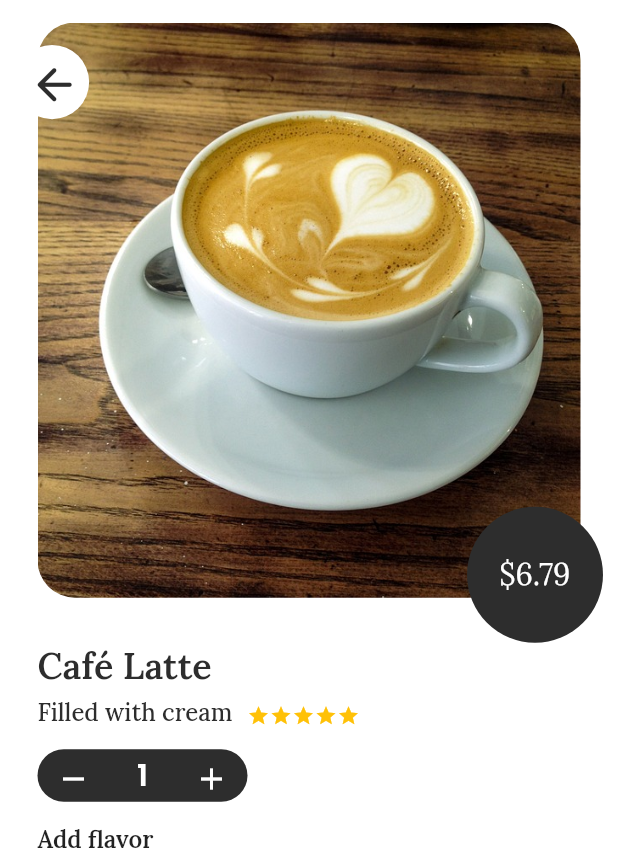
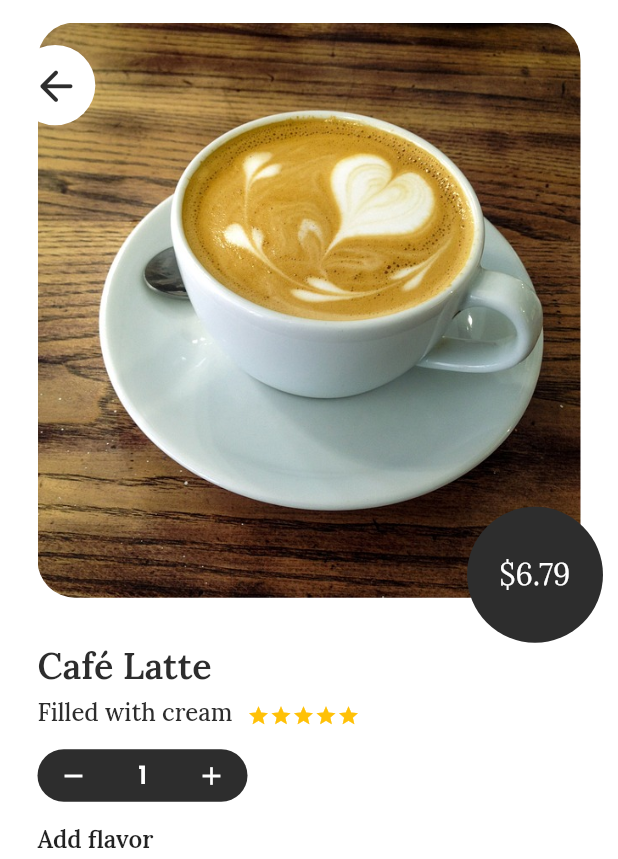
Before and after one commit to AngelJara7/coffee_app, a Flutter app: the screen it shows after launch, after a tap on "Café Latte", on a phone screen of 412 x 824 dp. Shown: the top 859 px of the screen. Run offline on Flutter 3.47's test engine with Material 2 defaults, Android fonts, the phone set to English and light mode, and no system bars; our stand-ins replace google_fonts.

Commit message:
corrigiendo errores de lectura de código

```diff
--- a/lib/pages/product_details_page.dart
+++ b/lib/pages/product_details_page.dart
@@ -1,7 +1,6 @@
 import 'package:coffee_app/widgets/widgets.dart';
 import 'package:flutter/material.dart';
 import 'package:google_fonts/google_fonts.dart';
-
 import '../models/product.dart';
 
 class ProductDetailsPage extends StatelessWidget {
@@ -13,17 +12,17 @@ class ProductDetailsPage extends StatelessWidget {
 
     final Product product = ModalRoute.of(context)!.settings.arguments as Product;
 
-    var text = Text('\$${product.price}', style: GoogleFonts.lora(fontSize: 20, color: Colors.white),);
-
     return Scaffold(
       backgroundColor: Colors.white,
       body: ListView(
+        scrollDirection: Axis.vertical,
         children: [
-          _ProductImageDetails(context, text, product.img),
+          _ProductImageDetails(price: product.price, image: product.img),
 
           Container(
             padding: const EdgeInsets.symmetric(horizontal: 25),
             child: Column(
+              mainAxisSize: MainAxisSize.min,
               crossAxisAlignment: CrossAxisAlignment.start,
               children: [
 
@@ -35,28 +34,38 @@ class ProductDetailsPage extends StatelessWidget {
 
                 const SizedBox(height: 15,),
 
-                const AmountButton(height: 35, width: 140, fontSize: 20,),
+                const AmountButton(height: 35, width: 140, fontSize: 16,),
 
                 const SizedBox(height: 15,),
 
-                const _OptionsProduct(text: 'Add flavor', flavors: ['Vanilla', 'Caramel', 'Coconut'],),
+                const _OptionsFlavors(text: 'Add flavor', flavors: ['Vanilla', 'Caramel', 'Coconut'],),
 
                 const SizedBox(height: 15,),
 
-                const _OptionsProduct(text: 'Pick Milk', flavors: ['Almond Milk', 'Soy Milk', 'Oat Milk'],),
+                const _OptionsFlavors(text: 'Pick Milk', flavors: ['Almond Milk', 'Soy Milk', 'Oat Milk'],),
 
                 const SizedBox(height: 20,),
+
                 const ConfirmButton(text: 'Add to Cart', height: 50,)
               ],
             ),
-          )
+          ),
         ],
       ),
     );
+
   }
+}
 
-  Stack _ProductImageDetails(BuildContext context, Widget text, String image) {
+class _ProductImageDetails extends StatelessWidget {
 
+  const _ProductImageDetails({required this.price, required this.image});
+
+  final double price;
+  final String image;
+
+  @override
+  Widget build(BuildContext context) {
     return Stack(
       children: [
         Container(
@@ -72,7 +81,7 @@ class ProductDetailsPage extends StatelessWidget {
         Positioned(
           bottom: 0,
           right: 10,
-          child: PriceProduct(diameter: 0.22, widget: text,)
+          child: PriceProduct(diameter: 0.22, price: price, size: 20)
         ),
 
         Positioned(
@@ -85,33 +94,8 @@ class ProductDetailsPage extends StatelessWidget {
   }
 }
 
-class _OptionsProduct extends StatelessWidget {
-  const _OptionsProduct({required this.text, required this.flavors});
+class _ProductScore extends StatelessWidget {
 
-  final String text;
-  final List<String> flavors;
-
-  @override
-  Widget build(BuildContext context) {
-
-    return Column(
-      crossAxisAlignment: CrossAxisAlignment.start,
-      children: [
-        Text(text, style: GoogleFonts.lora(fontSize: 16, fontWeight: FontWeight.w600),),
-        const SizedBox(height: 5,),
-
-        Wrap(
-          runSpacing: 7,
-          children: [
-            for(var flavor in flavors) OptionsProductSelect(text: flavor)
-          ],
-        ),
-      ],
-    );
-  }
-}
-
-class _ProductScore extends StatelessWidget {
   const _ProductScore();
 
   @override
@@ -131,14 +115,41 @@ class _ProductScore extends StatelessWidget {
   }
 }
 
+class _OptionsFlavors extends StatelessWidget {
+
+  const _OptionsFlavors({required this.text, required this.flavors});
+
+  final String text;
+  final List<String> flavors;
+
+  @override
+  Widget build(BuildContext context) {
+
+    return Column(
+      crossAxisAlignment: CrossAxisAlignment.start,
+      children: [
+        Text(text, style: GoogleFonts.lora(fontSize: 16, fontWeight: FontWeight.w600),),
+        const SizedBox(height: 5,),
+
+        Wrap(
+          runSpacing: 7,
+          children: [
+            for(var flavor in flavors) FlavorOptions(text: flavor)
+          ],
+        ),
+      ],
+    );
+  }
+}
+
 class _Container extends StatelessWidget {
 
   @override
   Widget build(BuildContext context) {
     return Container(
       alignment: Alignment.center,
-      height: MediaQuery.of(context).size.width * 0.12,
-      width: MediaQuery.of(context).size.width * 0.12,
+      height: MediaQuery.of(context).size.width * 0.13,
+      width: MediaQuery.of(context).size.width * 0.13,
       decoration: BoxDecoration(
         borderRadius: BorderRadius.circular(100),
         color: const Color.fromARGB(255, 255, 255, 255)
@@ -147,7 +158,7 @@ class _Container extends StatelessWidget {
         onPressed: (){
           Navigator.pop(context);
         },
-        icon: const Icon(Icons.arrow_back_rounded, color: Color.fromRGBO(45, 45, 45, 1), size: 35,))
+        icon: const Icon(Icons.arrow_back_rounded, color: Color.fromRGBO(45, 45, 45, 1), size: 33,))
     );
   }
 }
--- a/lib/pages/products_list_page.dart
+++ b/lib/pages/products_list_page.dart
@@ -15,20 +15,17 @@ class ProductsListPage extends StatelessWidget {
 
     return Scaffold(
       backgroundColor: Colors.white,
+
       appBar: AppBar(
+        elevation: 0,
+        backgroundColor: Colors.white,
+
         leading: IconButton(
           icon: const Icon(Icons.menu_rounded, color: Colors.black, size: 28,),
           onPressed: () {},
         ),
 
-        title: HeaderPage(
-          titlePage: 'Coffee Selection',
-          textLogo: 'NEURO ',
-          textpage: 'COFFEE HOUSE ',
-          icon: Icons.coffee_sharp,
-        ),
-        backgroundColor: Colors.white,
-        elevation: 0,
+        title: HeaderPage(titlePage: 'Coffee Selection', textLogo: 'NEURO ', textpage: 'COFFEE HOUSE ', icon: Icons.coffee_sharp,),
 
         actions: [
           IconButton(
@@ -37,9 +34,9 @@ class ProductsListPage extends StatelessWidget {
           ),
         ],
       ),
+
       body: Stack(
         alignment: Alignment.bottomCenter,
-
         children: [
           ListView.builder(
             scrollDirection: Axis.vertical,
@@ -50,18 +47,11 @@ class ProductsListPage extends StatelessWidget {
 
               return Column(
                 children: [
-
                   GestureDetector(
                     onTap: () {
                       Navigator.pushNamed(context, 'product_details_page', arguments: product);
                     },
-                    child: _Product(
-                      image: product.img,
-                      productName: product.name,
-                      productDescription: product.description,
-                      value: product.value,
-                      price: product.price
-                    ),
+                    child: CardProduct(product: product)
                   ),
                   const SizedBox(height: 20,)
                 ],
@@ -80,7 +70,21 @@ class _BottomSearchBar extends StatelessWidget {
 
   @override
   Widget build(BuildContext context) {
-    const boxDecoration = BoxDecoration(
+
+    return Container(
+      padding: const EdgeInsets.symmetric(horizontal: 20),
+      height: MediaQuery.of(context).size.height * 0.1,
+      width: double.infinity,
+      decoration: _boxDecoration(),
+
+      child: TextField(
+        style: GoogleFonts.poppins(fontSize: 13, color: const Color.fromRGBO(128, 128, 128, 1)),
+        decoration: _inputDecoration(),
+      ),
+    );
+  }
+
+  BoxDecoration _boxDecoration() => const BoxDecoration(
     color: Colors.white,
     gradient: LinearGradient(
       begin: Alignment.topCenter,
@@ -92,7 +96,8 @@ class _BottomSearchBar extends StatelessWidget {
       ]
     )
   );
-    const inputDecoration = InputDecoration(
+
+  InputDecoration _inputDecoration() => const InputDecoration(
     contentPadding: EdgeInsets.symmetric(horizontal: 20),
     border: OutlineInputBorder(
       borderRadius: BorderRadius.all(Radius.circular(30)),
@@ -109,67 +114,4 @@ class _BottomSearchBar extends StatelessWidget {
     ),
     suffixIcon: Icon(Icons.search, color: Color.fromRGBO(128, 128, 128, 1),)
   );
-
-    return Container(
-      padding: const EdgeInsets.symmetric(horizontal: 20),
-      height: MediaQuery.of(context).size.height * 0.1,
-      width: double.infinity,
-      decoration: boxDecoration,
-
-      child: TextField(
-        style: GoogleFonts.poppins(fontSize: 13, color: const Color.fromRGBO(128, 128, 128, 1)),
-        decoration: inputDecoration,
-      ),
-    );
 }
-}
-
-class _Product extends StatelessWidget {
-
-  final String image;
-  final String productName;
-  final String productDescription;
-  final int value;
-  final double price;
-
-  const _Product({
-    required this.image, required this.productName, required this.productDescription, required this.value, required this.price});
-
-  @override
-  Widget build(BuildContext context) {
-
-    final height =  MediaQuery.of(context).size.height;
-    final Widget widget = Text('\$$price', style: GoogleFonts.lora(fontSize: 12, fontWeight: FontWeight.w300, color: Colors.white),);
-
-    return Stack(
-      alignment: value == 1 ? Alignment.bottomRight : Alignment.bottomLeft,
-      children: [
-        Container(
-          alignment: Alignment.topRight,
-          height: height * 0.24,
-          child: value == 1 ? Row(
-            children: [
-              Product1(image: image),
-              DescriptionProduct1(
-                productName: productName,
-                productDescription: productDescription,
-                value: value,
-              )
-            ],
-          )
-          : Row(
-            children: [
-              DescriptionProduct1(
-                productName: productName,
-                productDescription: productDescription,
-                value: value,
-              ),
-              Product1(image: image),
-            ],
-          ),
-        ),
-        PriceProduct(diameter: 0.13, widget: widget,),
-      ]
-    );
-  }
-}
--- a/lib/widgets/amount_button.dart
+++ b/lib/widgets/amount_button.dart
@@ -21,14 +21,14 @@ class AmountButton extends StatelessWidget {
         children: [
           IconButton(
             onPressed: (){},
-            icon: const Icon(Icons.remove, color: Colors.white,)
+            icon: const Icon(Icons.remove, color: Colors.white, size: 20,)
           ),
 
           Text('1', style: GoogleFonts.poppins(fontSize: fontSize, fontWeight: FontWeight.w600, color: Colors.white),),
 
           IconButton(
             onPressed: (){},
-            icon: const Icon(Icons.add, color: Colors.white,)
+            icon: const Icon(Icons.add, color: Colors.white, size: 20,)
           )
         ],
       ),
--- /dev/null
+++ b/lib/widgets/card_product.dart
@@ -0,0 +1,65 @@
+import 'package:coffee_app/models/product.dart';
+import 'package:coffee_app/widgets/widgets.dart';
+import 'package:flutter/material.dart';
+
+class CardProduct extends StatelessWidget {
+
+  const CardProduct({super.key, required this.product});
+
+  final Product product;
+
+  @override
+  Widget build(BuildContext context) {
+    return Stack(
+      alignment: product.value == 1 ? Alignment.bottomRight : Alignment.bottomLeft,
+      children: [
+        SizedBox(
+          height: MediaQuery.of(context).size.height * 0.24,
+          child: product.value == 1
+          ? Row(
+            children: [
+              _CardProduct(image: product.img),
+
+              DescriptionProduct(product: product),
+            ],
+          )
+          : Row(
+            children: [
+              DescriptionProduct(product: product),
+
+              _CardProduct(image: product.img),
+            ],
+          ),
+        ),
+        PriceProduct(diameter: 0.13, price: product.price, size: 12,),
+      ],
+    );
+    // ClipRRect(
+    //   borderRadius: const BorderRadius.all(Radius.circular(20)),
+    //   child: SizedBox(
+    //     height: 220,
+    //     width: 170,
+    //     child: Image.asset(image, fit: BoxFit.fill,)
+    //   ),
+    // );
+  }
+}
+
+class _CardProduct extends StatelessWidget {
+
+  const _CardProduct({required this.image,});
+
+  final String image;
+
+  @override
+  Widget build(BuildContext context) {
+    return ClipRRect(
+      borderRadius: const BorderRadius.all(Radius.circular(20)),
+      child: SizedBox(
+        height: 220,
+        width: 170,
+        child: Image.asset(image, fit: BoxFit.fill,)
+      ),
+    );
+  }
+}
--- a/lib/widgets/confirm_button.dart
+++ b/lib/widgets/confirm_button.dart
@@ -18,7 +18,7 @@ class ConfirmButton extends StatelessWidget {
         borderRadius: BorderRadius.circular(15),
         color: const Color.fromRGBO(45, 45, 45, 1),
       ),
-      child: Text(text, style: GoogleFonts.poppins(fontSize: 16, color: Colors.white),),
+      child: Text(text, style: GoogleFonts.poppins(fontSize: 16, color: Colors.white,), textAlign: TextAlign.center,),
     );
   }
 }
--- /dev/null
+++ b/lib/widgets/description_product.dart
@@ -0,0 +1,63 @@
+import 'package:flutter/material.dart';
+import 'package:google_fonts/google_fonts.dart';
+
+import '../models/product.dart';
+
+class DescriptionProduct extends StatelessWidget {
+
+  const DescriptionProduct({super.key, required this.product,});
+
+  final Product product;
+
+  @override
+  Widget build(BuildContext context) {
+
+    return Container(
+      height: 150,
+      width: 180,
+      padding: const EdgeInsets.only(left: 20, right: 20),
+      decoration: product.value == 1
+      ? _boxDecoration1()
+      : _boxDecoration2(),
+
+      child: Column(
+        mainAxisAlignment: MainAxisAlignment.center,
+        crossAxisAlignment: CrossAxisAlignment.start,
+        children: [
+
+          Text(product.name, style: GoogleFonts.lora(fontSize: 18, fontWeight: FontWeight.w500,), selectionColor: const Color.fromRGBO(45, 45, 45, 1),),
+
+          const SizedBox(height: 10,),
+
+          Text(product.description, style: GoogleFonts.poppins(fontSize: 12, fontWeight: FontWeight.w400,), selectionColor: const Color.fromRGBO(45, 45, 45, 0),)
+        ],
+      )
+    );
+  }
+
+  BoxDecoration _boxDecoration1() => BoxDecoration(
+    borderRadius: const BorderRadius.horizontal(right: Radius.circular(20)),
+    boxShadow: [
+      BoxShadow(
+        color: Colors.grey.withOpacity(0.3),
+        spreadRadius: 2,
+        blurRadius: 7,
+        offset: const Offset(3, 6)
+      ),
+    ],
+    color: Colors.white
+  );
+
+  BoxDecoration _boxDecoration2() => BoxDecoration(
+    borderRadius: const BorderRadius.horizontal(left: Radius.circular(20)),
+    boxShadow: [
+      BoxShadow(
+        color: Colors.grey.withOpacity(0.3),
+        spreadRadius: 2,
+        blurRadius: 7,
+        offset: const Offset(-3, 6)
+      ),
+    ],
+    color: Colors.white
+  );
+}
--- a/lib/widgets/description_product1.dart
+++ /dev/null
@@ -1,63 +0,0 @@
-import 'package:flutter/material.dart';
-import 'package:google_fonts/google_fonts.dart';
-
-class DescriptionProduct1 extends StatelessWidget {
-
-  final String productName;
-  final String productDescription;
-  final int value;
-
-  const DescriptionProduct1({super.key, required this.productName, required this.productDescription, required this.value,});
-
-  @override
-  Widget build(BuildContext context) {
-
-    var boxDecoration1 = BoxDecoration(
-      borderRadius: const BorderRadius.horizontal(right: Radius.circular(20)),
-      boxShadow: [
-        BoxShadow(
-          color: Colors.grey.withOpacity(0.3),
-          spreadRadius: 2,
-          blurRadius: 7,
-          offset: const Offset(3, 6)
-        ),
-      ],
-      color: Colors.white
-    );
-
-    var boxDecoration2 = BoxDecoration(
-      borderRadius: const BorderRadius.horizontal(left: Radius.circular(20)),
-      boxShadow: [
-        BoxShadow(
-          color: Colors.grey.withOpacity(0.3),
-          spreadRadius: 2,
-          blurRadius: 7,
-          offset: const Offset(-2, 7)
-        ),
-      ],
-      color: Colors.white
-    );
-
-    return Container(
-      height: 150,
-      width: 180,
-      padding: const EdgeInsets.only(left: 20, right: 20),
-      decoration: value == 1
-      ? boxDecoration1
-      : boxDecoration2,
-
-      child: Column(
-        mainAxisAlignment: MainAxisAlignment.center,
-        crossAxisAlignment: CrossAxisAlignment.start,
-        children: [
-
-          Text(productName, style: GoogleFonts.lora(fontSize: 18, fontWeight: FontWeight.w500), selectionColor: const Color.fromRGBO(45, 45, 45, 0),),
-
-          const SizedBox(height: 10,),
-
-          Text(productDescription, selectionColor: const Color.fromRGBO(45, 45, 45, 0), style: GoogleFonts.poppins(fontSize: 12, fontWeight: FontWeight.w400),)
-        ],
-      )
-    );
-  }
-}
--- a/lib/widgets/options_product_select.dart
+++ b/lib/widgets/flavor_options.dart
@@ -1,9 +1,9 @@
 import 'package:flutter/material.dart';
 import 'package:google_fonts/google_fonts.dart';
 
-class OptionsProductSelect extends StatelessWidget {
+class FlavorOptions extends StatelessWidget {
 
-  const OptionsProductSelect({super.key, required this.text,});
+  const FlavorOptions({super.key, required this.text,});
 
   final String text;
   @override
--- a/lib/widgets/price_product.dart
+++ b/lib/widgets/price_product.dart
@@ -1,11 +1,13 @@
 import 'package:flutter/material.dart';
+import 'package:google_fonts/google_fonts.dart';
 
 class PriceProduct extends StatelessWidget {
 
-  const PriceProduct({super.key, required this.diameter, required this.widget,});
+  const PriceProduct({super.key, required this.diameter, required this.price, required this.size,});
 
   final double diameter;
-  final Widget widget;
+  final double price;
+  final double size;
 
   @override
   Widget build(BuildContext context) {
@@ -22,7 +24,7 @@ class PriceProduct extends StatelessWidget {
       height: diamterCircle,
       width: diamterCircle,
       decoration: boxDecoration,
-      child: widget
+      child: Text('\$$price', style: GoogleFonts.lora(fontSize: size, color: Colors.white),)
     );
   }
 }
--- a/lib/widgets/product1.dart
+++ /dev/null
@@ -1,20 +0,0 @@
-import 'package:flutter/material.dart';
-
-class Product1 extends StatelessWidget {
-
-  final String image;
-
-  const Product1({super.key, required this.image,});
-
-  @override
-  Widget build(BuildContext context) {
-    return ClipRRect(
-      borderRadius: const BorderRadius.all(Radius.circular(20)),
-      child: SizedBox(
-        height: 220,
-        width: 170,
-        child: Image.asset(image, fit: BoxFit.fill,)
-      ),
-    );
-  }
-}
--- a/lib/widgets/widgets.dart
+++ b/lib/widgets/widgets.dart
@@ -1,7 +1,7 @@
 export 'package:coffee_app/widgets/amount_button.dart';
+export 'package:coffee_app/widgets/card_product.dart';
 export 'package:coffee_app/widgets/confirm_button.dart';
-export 'package:coffee_app/widgets/description_product1.dart';
+export 'package:coffee_app/widgets/description_product.dart';
+export 'package:coffee_app/widgets/flavor_options.dart';
 export 'package:coffee_app/widgets/header_page.dart';
-export 'package:coffee_app/widgets/options_product_select.dart';
 export 'package:coffee_app/widgets/price_product.dart';
-export 'package:coffee_app/widgets/product1.dart';
```
Lines whose indentation alone changed are shown as unchanged.
